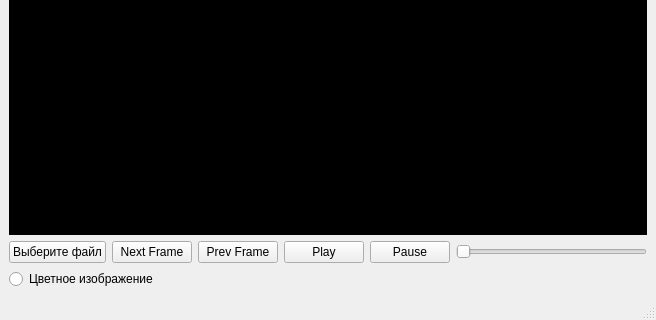
Above: design.ui from ZeroChart9/OniPlayer before the change; both pictures show x 0 to 656 and y 251 to 571 of the 656 by 571 pixel window. Below: the same form after it.
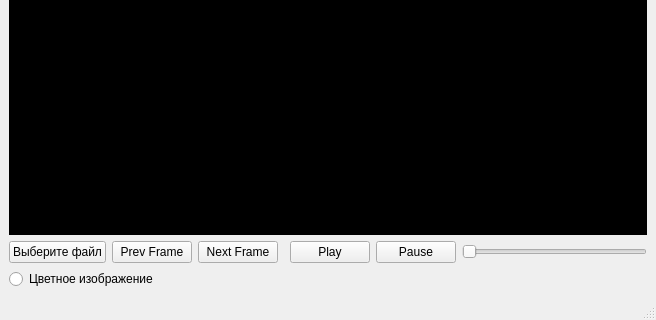
That is the form after the change.

Commit message: Добавлено пара комментариев, убраны старые комментарии

```diff
--- a/design.ui
+++ b/design.ui
@@ -15,7 +15,14 @@
   </property>
   <widget class="QWidget" name="centralwidget">
    <layout class="QGridLayout" name="gridLayout">
-    <item row="0" column="0" colspan="6">
+    <item row="1" column="0">
+     <widget class="QPushButton" name="btnBrowse">
+      <property name="text">
+       <string>Выберите файл</string>
+      </property>
+     </widget>
+    </item>
+    <item row="0" column="0" colspan="7">
      <widget class="QLabel" name="videoWidget">
       <property name="styleSheet">
        <string notr="true">background-color: rgb(0, 0, 0);</string>
@@ -25,52 +32,45 @@
       </property>
      </widget>
     </item>
-    <item row="1" column="0">
-     <widget class="QPushButton" name="btnBrowse">
-      <property name="text">
-       <string>Выберите файл</string>
-      </property>
-     </widget>
-    </item>
-    <item row="1" column="1">
+    <item row="1" column="2">
      <widget class="QPushButton" name="nextBtn">
       <property name="text">
        <string>Next Frame</string>
       </property>
      </widget>
     </item>
-    <item row="1" column="2">
-     <widget class="QPushButton" name="prevBtn">
+    <item row="2" column="0" colspan="3">
+     <widget class="QRadioButton" name="radioButton">
       <property name="text">
-       <string>Prev Frame</string>
+       <string>Цветное изображение</string>
       </property>
      </widget>
     </item>
-    <item row="1" column="3">
+    <item row="1" column="4">
      <widget class="QPushButton" name="playBtn">
       <property name="text">
        <string>Play</string>
       </property>
      </widget>
     </item>
-    <item row="1" column="4">
-     <widget class="QPushButton" name="pauseBtn">
-      <property name="text">
-       <string>Pause</string>
-      </property>
-     </widget>
-    </item>
-    <item row="1" column="5">
+    <item row="1" column="6">
      <widget class="QSlider" name="horizontalSlider">
       <property name="orientation">
        <enum>Qt::Horizontal</enum>
       </property>
      </widget>
     </item>
-    <item row="2" column="0" colspan="2">
-     <widget class="QRadioButton" name="radioButton">
+    <item row="1" column="5">
+     <widget class="QPushButton" name="pauseBtn">
       <property name="text">
-       <string>Цветное изображение</string>
+       <string>Pause</string>
+      </property>
+     </widget>
+    </item>
+    <item row="1" column="1">
+     <widget class="QPushButton" name="prevBtn">
+      <property name="text">
+       <string>Prev Frame</string>
       </property>
      </widget>
     </item>
```
The commit also changes 2 other files.
